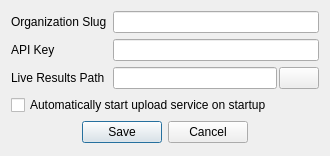
Before: the Qt Designer form src/race_results/ui/config_dialog.ui in Shamtam/race-results-client, drawn with Qt 5.
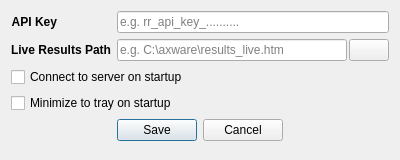
After: the same form once the commit is applied. Icons and pictures are not drawn.

```diff
--- a/src/race_results/ui/config_dialog.ui
+++ b/src/race_results/ui/config_dialog.ui
@@ -6,8 +6,8 @@
    <rect>
     <x>0</x>
     <y>0</y>
-    <width>330</width>
-    <height>156</height>
+    <width>400</width>
+    <height>160</height>
    </rect>
   </property>
   <property name="windowTitle">
@@ -17,30 +17,36 @@
    <bool>true</bool>
   </property>
   <layout class="QFormLayout" name="formLayout">
-   <item row="0" column="0">
-    <widget class="QLabel" name="label_org">
-     <property name="text">
-      <string>Organization Slug</string>
-     </property>
-    </widget>
-   </item>
-   <item row="0" column="1">
-    <widget class="QLineEdit" name="text_org"/>
-   </item>
    <item row="1" column="0">
     <widget class="QLabel" name="label_api">
      <property name="text">
-      <string>API Key</string>
+      <string>&lt;b&gt;API Key&lt;/b&gt;</string>
+     </property>
+     <property name="textFormat">
+      <enum>Qt::TextFormat::AutoText</enum>
+     </property>
+     <property name="scaledContents">
+      <bool>false</bool>
+     </property>
+     <property name="alignment">
+      <set>Qt::AlignmentFlag::AlignRight|Qt::AlignmentFlag::AlignTrailing|Qt::AlignmentFlag::AlignVCenter</set>
      </property>
     </widget>
    </item>
    <item row="1" column="1">
-    <widget class="QLineEdit" name="text_api"/>
+    <widget class="QLineEdit" name="text_api">
+     <property name="placeholderText">
+      <string>e.g. rr_api_key_..........</string>
+     </property>
+    </widget>
    </item>
    <item row="2" column="0">
     <widget class="QLabel" name="label_resultsfile">
      <property name="text">
-      <string>Live Results Path</string>
+      <string>&lt;b&gt;Live Results Path&lt;/b&gt;</string>
+     </property>
+     <property name="alignment">
+      <set>Qt::AlignmentFlag::AlignRight|Qt::AlignmentFlag::AlignTrailing|Qt::AlignmentFlag::AlignVCenter</set>
      </property>
     </widget>
    </item>
@@ -50,7 +56,11 @@
       <number>2</number>
      </property>
      <item>
-      <widget class="QLineEdit" name="text_resultsfile"/>
+      <widget class="QLineEdit" name="text_resultsfile">
+       <property name="placeholderText">
+        <string>e.g. C:\axware\results_live.htm</string>
+       </property>
+      </widget>
      </item>
      <item>
       <widget class="QPushButton" name="button_resultsfile">
@@ -64,7 +74,24 @@
      </item>
     </layout>
    </item>
+   <item row="3" column="0" colspan="2">
+    <widget class="QCheckBox" name="cb_autostart">
+     <property name="text">
+      <string>Connect to server on startup</string>
+     </property>
+    </widget>
+   </item>
    <item row="4" column="0" colspan="2">
+    <widget class="QCheckBox" name="cb_traystart">
+     <property name="text">
+      <string>Minimize to tray on startup</string>
+     </property>
+     <property name="autoRepeat">
+      <bool>false</bool>
+     </property>
+    </widget>
+   </item>
+   <item row="5" column="0" colspan="2">
     <widget class="QDialogButtonBox" name="buttonBox">
      <property name="orientation">
       <enum>Qt::Orientation::Horizontal</enum>
@@ -77,13 +104,6 @@
      </property>
     </widget>
    </item>
-   <item row="3" column="0" colspan="2">
-    <widget class="QCheckBox" name="cb_autostart">
-     <property name="text">
-      <string>Automatically start upload service on startup</string>
-     </property>
-    </widget>
-   </item>
   </layout>
  </widget>
  <resources/>
```
Left out of the diff: 8 changed lines with no effect on the pictures.
